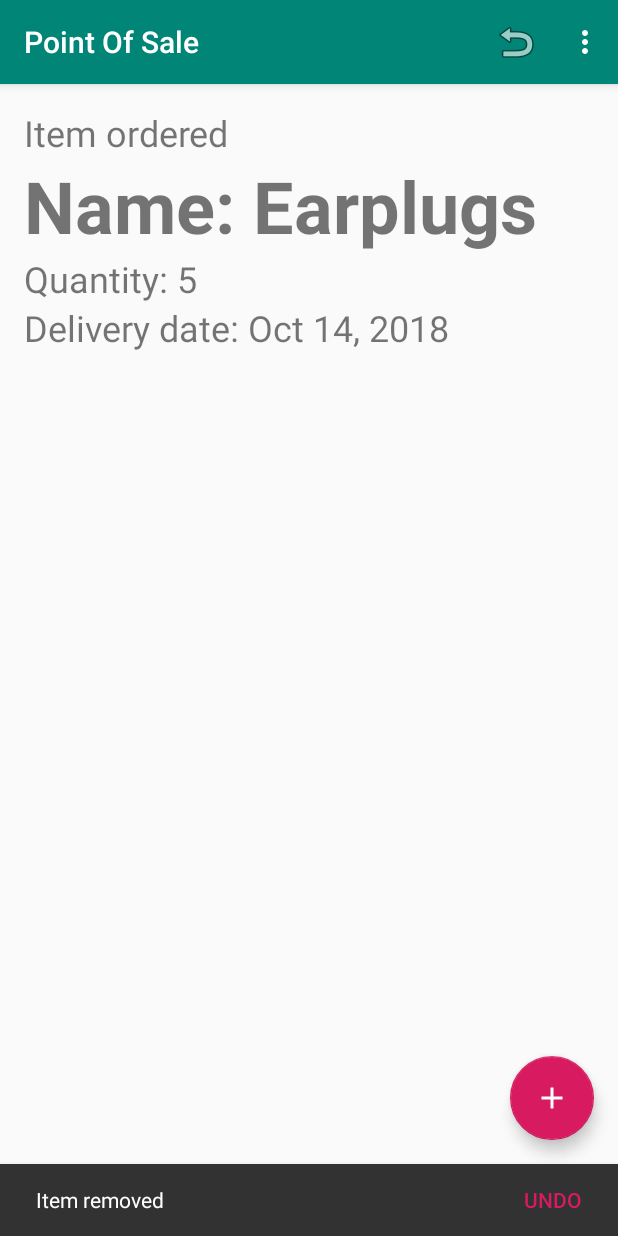
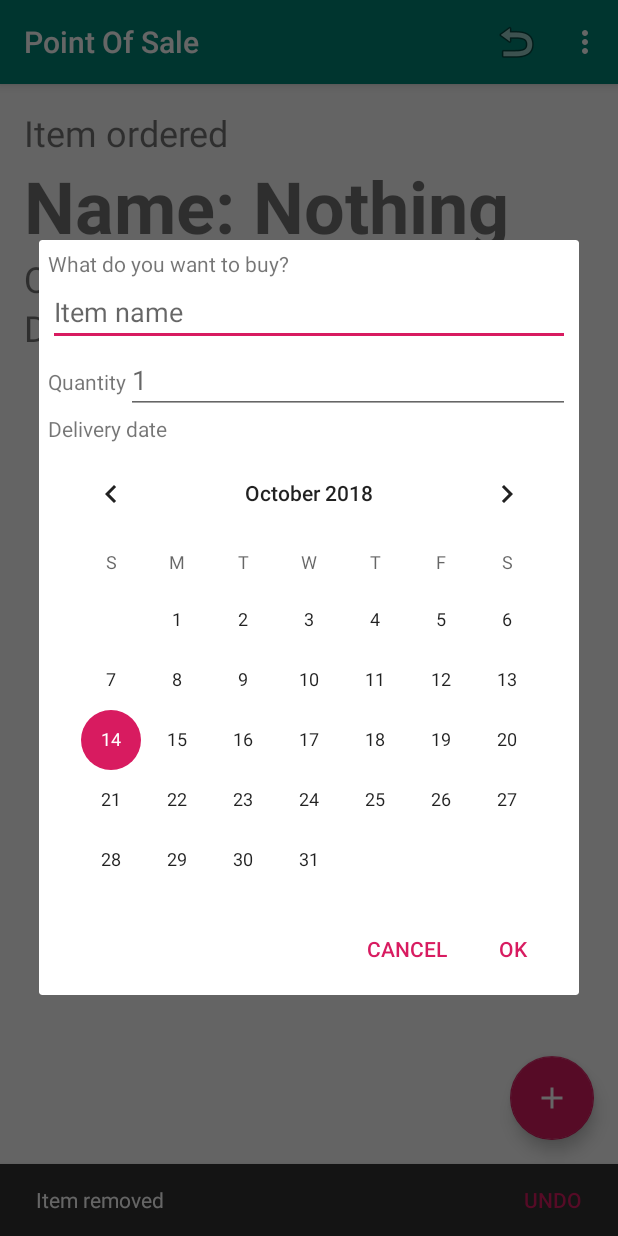
Before and after one commit to LearnAndroidUL/PointOfSale, an Android app: the screen it shows after launch (MainActivity), after a tap on an icon or button, on a phone screen of 412 x 824 dp. Run offline under Robolectric (Android 15) with nearby library versions, the phone set to English and light mode, and no system bars; 1 other tap on this screen came first.

Commit message:
UI complete non-fuctional

```diff
--- a/app/src/main/java/io/ruszkipista/pointofsale/MainActivity.java
+++ b/app/src/main/java/io/ruszkipista/pointofsale/MainActivity.java
@@ -1,10 +1,12 @@
 package io.ruszkipista.pointofsale;
 
+import android.content.DialogInterface;
 import android.content.Intent;
 import android.os.Bundle;
 import android.provider.Settings;
 import android.support.design.widget.FloatingActionButton;
 import android.support.design.widget.Snackbar;
+import android.support.v7.app.AlertDialog;
 import android.support.v7.app.AppCompatActivity;
 import android.support.v7.widget.Toolbar;
 import android.view.View;
@@ -21,11 +23,11 @@ public class MainActivity extends AppCompatActivity {
     protected void onCreate(Bundle savedInstanceState) {
         super.onCreate(savedInstanceState);
         setContentView(R.layout.activity_main);
-        // boiler plate code , don't mess with it
+        // boiler plate code, don't mess with it
         Toolbar toolbar = (Toolbar) findViewById(R.id.toolbar);
         setSupportActionBar(toolbar);
 
-//      grab text viewa of item details
+//      grab text views of item details
         mNameTextView = findViewById(R.id.name_text);
         mQuantityTextView = findViewById(R.id.quantity_text);
         mDateTextView = findViewById((R.id.date_text));
@@ -34,10 +36,23 @@ public class MainActivity extends AppCompatActivity {
         fab.setOnClickListener(new View.OnClickListener() {
             @Override
             public void onClick(View view) {
-                mCurrentItem = Item.getDefaultItem();
-                showCurrentItem();
+                addItem();
             }
         });
+    }
+
+    private void addItem() {
+        AlertDialog.Builder builder = new AlertDialog.Builder(this);
+        View view = getLayoutInflater().inflate(R.layout.dialog_additem,null,false);
+        builder.setView(view);
+        builder.setPositiveButton(android.R.string.ok, new DialogInterface.OnClickListener() {
+            @Override
+            public void onClick(DialogInterface dialog, int which) {
+
+            }
+        });
+        builder.setNegativeButton(android.R.string.cancel,null);
+        builder.create().show();
     }
 
     private void showCurrentItem() {
@@ -54,11 +69,11 @@ public class MainActivity extends AppCompatActivity {
     }
 
     @Override
-    public boolean onOptionsItemSelected(MenuItem item) {
+    public boolean onOptionsItemSelected(MenuItem menuItem) {
         // Handle action bar item clicks here. The action bar will
         // automatically handle clicks on the Home/Up button, so long
         // as you specify a parent activity in AndroidManifest.xml.
-        switch (item.getItemId()){
+        switch (menuItem.getItemId()){
             case R.id.action_reset:
                 final Item mSavedItem = mCurrentItem;
                 mCurrentItem = new Item();
@@ -79,6 +94,6 @@ public class MainActivity extends AppCompatActivity {
                 startActivity(new Intent(Settings.ACTION_LOCALE_SETTINGS));
                 return true;
         };
-        return super.onOptionsItemSelected(item);
+        return super.onOptionsItemSelected(menuItem);
     }
 }
--- /dev/null
+++ b/app/src/main/res/layout/dialog_additem.xml
@@ -0,0 +1,42 @@
+<?xml version="1.0" encoding="utf-8"?>
+<LinearLayout xmlns:android="http://schemas.android.com/apk/res/android"
+    android:padding="6dp"
+    android:layout_width="match_parent"
+    android:layout_height="match_parent"
+    android:orientation="vertical">
+    <TextView
+        android:layout_width="match_parent"
+        android:layout_height="wrap_content"
+        android:text="@string/name_dialog" />
+    <EditText
+        android:id="@+id/edit_name"
+        android:layout_width="match_parent"
+        android:layout_height="wrap_content"
+        android:hint="@string/name_hint"
+        android:inputType="textCapSentences" />
+    <LinearLayout
+        android:layout_width="match_parent"
+        android:layout_height="wrap_content"
+        android:orientation="horizontal">
+        <TextView
+            android:layout_width="wrap_content"
+            android:layout_height="wrap_content"
+            android:text="@string/quantity_dialog" />
+        <EditText
+            android:id="@+id/edit_quantity"
+            android:layout_width="match_parent"
+            android:layout_height="wrap_content"
+            android:hint="1"
+            android:inputType="number" />
+    </LinearLayout>
+    <TextView
+        android:layout_width="match_parent"
+        android:layout_height="wrap_content"
+        android:text="@string/date_dialog" />
+    <CalendarView
+        android:id="@+id/calendar_view"
+        android:layout_width="match_parent"
+        android:layout_height="300dp"
+        android:showWeekNumber="false"
+        />
+</LinearLayout>
--- a/app/src/main/res/values/strings.xml
+++ b/app/src/main/res/values/strings.xml
@@ -10,8 +10,12 @@
     <string name="quantity_format">Quantity: %d</string>
     <string name="date_format">Delivery date: %s</string>
     <string name="name_start">Name</string>
+    <string name="name_dialog">What do you want to buy?</string>
+    <string name="name_hint">Item name</string>
     <string name="quantity_start">Quantity</string>
+    <string name="quantity_dialog">Quantity</string>
     <string name="date_start">Delivery date</string>
+    <string name="date_dialog">Delivery date</string>
     <string name="confirmation_dialog_removeall">Are you sure you want to remove all items?</string>
     <string name="confirmation_snack_removeone">Item removed</string>
     <string name="confirmation_snack_restored">Item restored</string>
```
